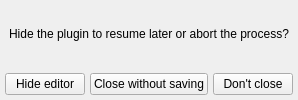
Above: plugins/SkyCultureMaker/src/gui/scmHideOrAbortMakerDialog.ui from Stellarium/stellarium before the change. Below: the same form after it.
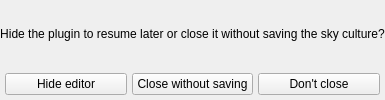
That is the form after the change. Custom widgets are drawn as their Qt base class.

Commit message: SCM: Tweak the Close dialog text

Patch:
```diff
--- a/plugins/SkyCultureMaker/src/gui/scmHideOrAbortMakerDialog.ui
+++ b/plugins/SkyCultureMaker/src/gui/scmHideOrAbortMakerDialog.ui
@@ -87,7 +87,7 @@
            <item>
             <widget class="QLabel" name="questionLbl">
              <property name="text">
-              <string>Hide the plugin to resume later or abort the process?</string>
+              <string>Hide the plugin to resume later or close it without saving the sky culture?</string>
              </property>
              <property name="alignment">
               <set>Qt::AlignCenter</set>
```
